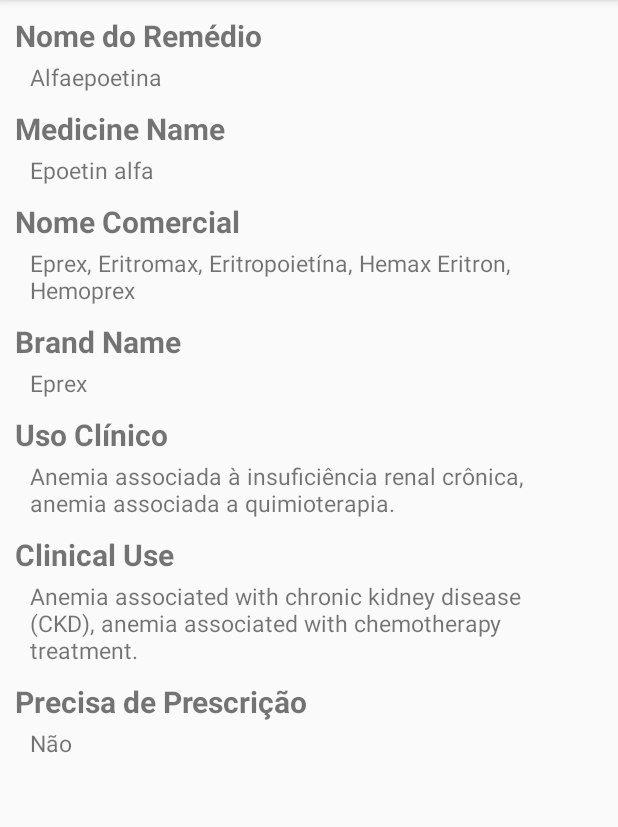
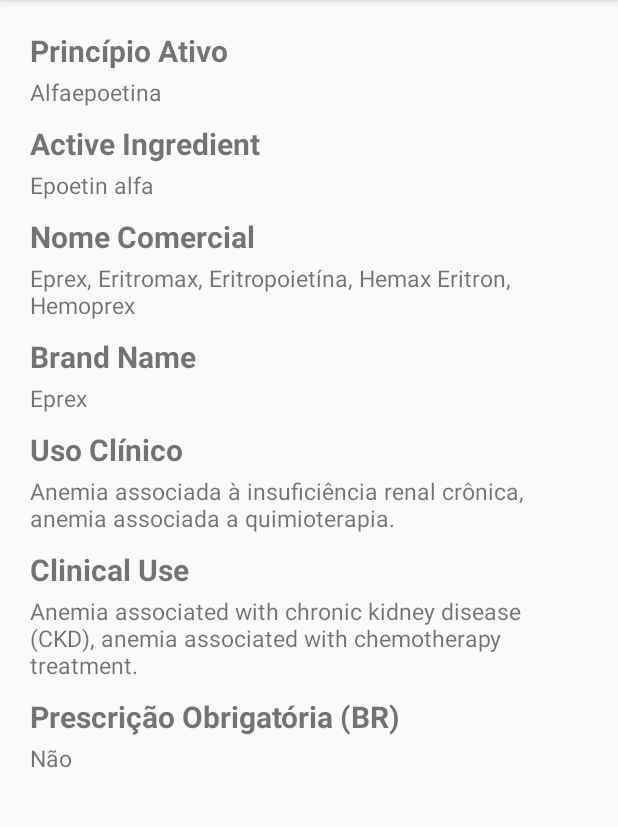
Before and after one commit to suelentanaka/remedios-no-canada, an Android app: the screen it shows after launch (DetailsActivity), after a tap on an icon or button, on a phone screen of 412 x 824 dp, the part 84-911 px from its top. Run offline under Robolectric (Android 15) with nearby library versions, the phone set to English and light mode, and no system bars; 1 other tap on this screen came first.

```diff
--- a/app/src/main/java/com/campos/bianca/remediosnocanada/Medicine.java
+++ b/app/src/main/java/com/campos/bianca/remediosnocanada/Medicine.java
@@ -10,7 +10,7 @@ public class Medicine {
     private String clinical_use;
     private String prescription;
 
-    // general constructor
+    // detail constructor
     public Medicine(int id, String name_pt, String name, String brand_name_pt, String brand_name, String clinical_use_pt, String clinical_use, String prescription) {
         this.id = id;
         this.name_pt = name_pt;
--- a/app/src/main/res/layout/activity_details.xml
+++ b/app/src/main/res/layout/activity_details.xml
@@ -3,11 +3,12 @@
     xmlns:android="http://schemas.android.com/apk/res/android"
     android:orientation="vertical"
     android:padding="10dp"
+    android:layout_margin="10dp"
     android:layout_width="match_parent"
     android:layout_height="match_parent">
 
     <TextView
-        android:text="Nome do Remédio"
+        android:text="Princípio Ativo"
         android:layout_width="match_parent"
         android:layout_height="wrap_content"
         android:textSize="20sp"
@@ -19,7 +20,6 @@
             android:layout_height="wrap_content"
             android:textSize="15sp"
             android:layout_marginTop="3dp"
-            android:layout_marginLeft="10dp"
             android:layout_marginBottom="10dp"
             android:layout_marginRight="10dp"/>
 
@@ -36,7 +36,6 @@
             android:layout_height="wrap_content"
             android:textSize="15sp"
             android:layout_marginTop="3dp"
-            android:layout_marginLeft="10dp"
             android:layout_marginBottom="10dp"
             android:layout_marginRight="10dp"/>
 
@@ -53,7 +52,6 @@
             android:layout_height="wrap_content"
             android:textSize="15sp"
             android:layout_marginTop="3dp"
-            android:layout_marginLeft="10dp"
             android:layout_marginBottom="10dp"
             android:layout_marginRight="10dp"/>
 
@@ -70,7 +68,6 @@
             android:layout_height="wrap_content"
             android:textSize="15sp"
             android:layout_marginTop="3dp"
-            android:layout_marginLeft="10dp"
             android:layout_marginBottom="10dp"
             android:layout_marginRight="10dp"/>
 
@@ -87,7 +84,6 @@
             android:layout_height="wrap_content"
             android:textSize="15sp"
             android:layout_marginTop="3dp"
-            android:layout_marginLeft="10dp"
             android:layout_marginBottom="10dp"
             android:layout_marginRight="10dp"/>
 
@@ -104,12 +100,11 @@
             android:layout_height="wrap_content"
             android:textSize="15sp"
             android:layout_marginTop="3dp"
-            android:layout_marginLeft="10dp"
             android:layout_marginBottom="10dp"
             android:layout_marginRight="10dp"/>
 
     <TextView
-        android:text="Precisa de Prescrição"
+        android:text="Prescrição Obrigatória (BR)"
         android:layout_width="match_parent"
         android:layout_height="wrap_content"
         android:textSize="20sp"
@@ -121,7 +116,6 @@
             android:layout_height="wrap_content"
             android:textSize="15sp"
             android:layout_marginTop="3dp"
-            android:layout_marginLeft="10dp"
             android:layout_marginBottom="10dp"
             android:layout_marginRight="10dp"/>
 
--- a/app/src/main/res/layout/activity_main.xml
+++ b/app/src/main/res/layout/activity_main.xml
@@ -7,6 +7,7 @@
     android:layout_width="match_parent"
     android:layout_height="match_parent"
     tools:context=".MainActivity">
+
 
     <TextView
         android:id="@+id/header_tv"
--- a/app/src/main/res/values/strings.xml
+++ b/app/src/main/res/values/strings.xml
@@ -1,10 +1,10 @@
 <resources>
     <string name="app_name">Medicine in Canada</string>
-    <string name="medicine_name">Medicine Name</string>
+    <string name="medicine_name">Active Ingredient</string>
     <string name="medicine_description">Medicine Description</string>
     <string name="brand_name">Brand Name</string>
     <string name="clinical_use">Clinical Use</string>
-    <string name="need_prescription">Need Prescription</string>
+    <string name="need_prescription">Need Prescription (BR)</string>
     <string name="available_in_canada">Availability in Canada</string>
     <string name="action_search">Search</string>
 </resources>
```
Also changed, not shown: app/src/main/java/com/campos/bianca/remediosnocanada/DetailsActivity.java (+4 -3 lines), app/src/main/java/com/campos/bianca/remediosnocanada/MainActivity.java (+6 -9 lines), app/src/main/java/com/campos/bianca/remediosnocanada/TextviewAdapter.java (+5 -30 lines), 1 other file.
